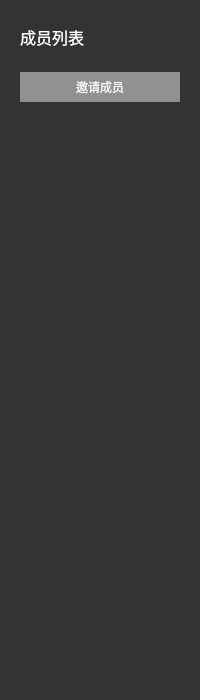
Old version of the form TXCloudRoom/UI/MemberPanel.ui in the repository TencentVideoCloudMLVBDev/webexe_exe_source.
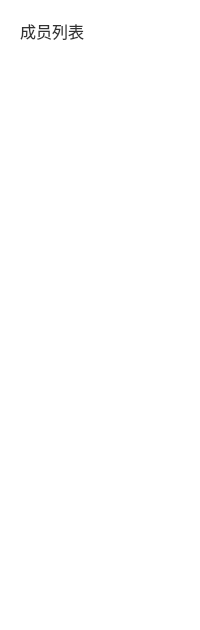
New version of the form.

What changed in the file:
```diff
--- a/TXCloudRoom/UI/MemberPanel.ui
+++ b/TXCloudRoom/UI/MemberPanel.ui
@@ -7,19 +7,19 @@
     <x>0</x>
     <y>0</y>
     <width>200</width>
-    <height>700</height>
+    <height>630</height>
    </rect>
   </property>
   <property name="minimumSize">
    <size>
     <width>0</width>
-    <height>696</height>
+    <height>630</height>
    </size>
   </property>
   <property name="maximumSize">
    <size>
     <width>16777215</width>
-    <height>700</height>
+    <height>16777215</height>
    </size>
   </property>
   <property name="windowTitle">
@@ -27,7 +27,7 @@
   </property>
   <property name="styleSheet">
    <string notr="true">#MemberPanel{
-	background: #333333;
+	background: #ffffff;
 }</string>
   </property>
   <layout class="QVBoxLayout" name="verticalLayout_2">
@@ -55,10 +55,10 @@
       <number>20</number>
      </property>
      <property name="topMargin">
-      <number>26</number>
+      <number>20</number>
      </property>
      <property name="bottomMargin">
-      <number>25</number>
+      <number>20</number>
      </property>
      <item>
       <widget class="QLabel" name="label_title">
@@ -85,7 +85,7 @@
        </property>
        <property name="styleSheet">
         <string notr="true">font: 12pt &quot;微软雅黑&quot;;
-color: #ffffff;</string>
+color: #333333;</string>
        </property>
        <property name="text">
         <string>成员列表</string>
@@ -94,84 +94,24 @@
      </item>
     </layout>
    </item>
-   <item>
-    <layout class="QHBoxLayout" name="horizontalLayout">
-     <property name="spacing">
-      <number>0</number>
-     </property>
-     <property name="leftMargin">
-      <number>20</number>
-     </property>
-     <property name="rightMargin">
-      <number>20</number>
-     </property>
-     <property name="bottomMargin">
-      <number>0</number>
-     </property>
-     <item>
-      <widget class="QPushButton" name="btn_invite">
-       <property name="enabled">
-        <bool>false</bool>
-       </property>
-       <property name="minimumSize">
-        <size>
-         <width>0</width>
-         <height>30</height>
-        </size>
-       </property>
-       <property name="maximumSize">
-        <size>
-         <width>16777215</width>
-         <height>30</height>
-        </size>
-       </property>
-       <property name="styleSheet">
-        <string notr="true">QPushButton {
-	border: none;
-	background-color: rgb(145, 145, 145);
-	color: #ffffff;
-	font: 10pt &quot;Microsoft YaHei&quot;;
-}
-
-QPushButton:hover {
-	background:  #0068f2;
-}
-
-QPushButton:pressed {
-	background:  #0062e5;
-}
-
-QPushButton:disable {
-	border: 1px solid #d5d5d5;
-	color: #bbbbbb;
-	background:  #f2f2f2;
-}</string>
-       </property>
-       <property name="text">
-        <string>邀请成员</string>
-       </property>
-      </widget>
-     </item>
-    </layout>
-   </item>
    <item>
     <widget class="QListWidget" name="lw_member">
      <property name="minimumSize">
       <size>
        <width>0</width>
-       <height>590</height>
+       <height>570</height>
       </size>
      </property>
      <property name="maximumSize">
       <size>
        <width>16777215</width>
-       <height>660</height>
+       <height>16777215</height>
       </size>
      </property>
      <property name="styleSheet">
       <string notr="true">#lw_member{
 	border: none;
-	background: #333333;
+	background: #ffffff;
 }</string>
      </property>
      <property name="horizontalScrollBarPolicy">
```
